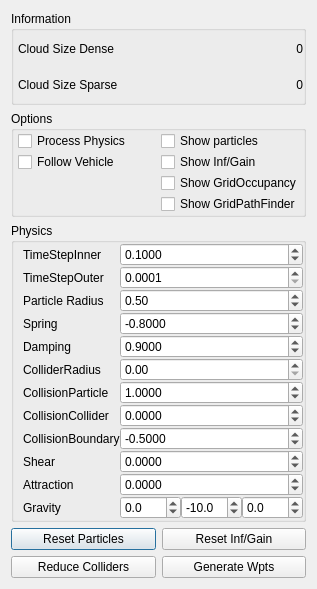
First picture: the form in basestation/flightplannerparticlesdialog.ui, repository wpfhtl/octocopter, before the edit.
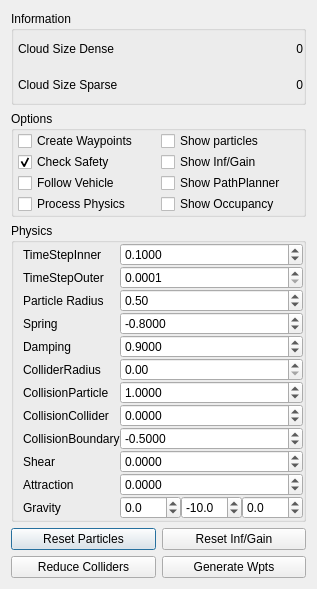
Second picture: the form after the edit.

Commit message: - better pcd downsampling - allow disabling wpt generation and checking - adjust code to new vehicle geometry

What changed in the file:
```diff
--- a/basestation/flightplannerparticlesdialog.ui
+++ b/basestation/flightplannerparticlesdialog.ui
@@ -99,13 +99,20 @@
       <property name="spacing">
        <number>1</number>
       </property>
+      <item row="1" column="0">
+       <widget class="QCheckBox" name="mChkBoxCheckWayPointSafety">
+        <property name="text">
+         <string>Check Safety</string>
+        </property>
+        <property name="checked">
+         <bool>true</bool>
+        </property>
+       </widget>
+      </item>
       <item row="0" column="0">
-       <widget class="QCheckBox" name="mChkBoxProcessPhysics">
+       <widget class="QCheckBox" name="mChkBoxCreateWayPoints">
         <property name="text">
-         <string>Process Physics</string>
-        </property>
-        <property name="checked">
-         <bool>false</bool>
+         <string>Create Waypoints</string>
         </property>
        </widget>
       </item>
@@ -119,20 +126,6 @@
         </property>
        </widget>
       </item>
-      <item row="1" column="0">
-       <widget class="QCheckBox" name="mChkBoxFollowVehicle">
-        <property name="text">
-         <string>Follow Vehicle</string>
-        </property>
-       </widget>
-      </item>
-      <item row="2" column="1">
-       <widget class="QCheckBox" name="mChkBoxRenderGridOccupancy">
-        <property name="text">
-         <string>Show GridOccupancy</string>
-        </property>
-       </widget>
-      </item>
       <item row="1" column="1">
        <widget class="QCheckBox" name="mChkBoxRenderInformationGain">
         <property name="text">
@@ -143,10 +136,34 @@
         </property>
        </widget>
       </item>
+      <item row="2" column="0">
+       <widget class="QCheckBox" name="mChkBoxFollowVehicle">
+        <property name="text">
+         <string>Follow Vehicle</string>
+        </property>
+       </widget>
+      </item>
       <item row="3" column="1">
+       <widget class="QCheckBox" name="mChkBoxRenderGridOccupancy">
+        <property name="text">
+         <string>Show Occupancy</string>
+        </property>
+       </widget>
+      </item>
+      <item row="2" column="1">
        <widget class="QCheckBox" name="mChkBoxRenderGridPathPlanner">
         <property name="text">
-         <string>Show GridPathFinder</string>
+         <string>Show PathPlanner</string>
+        </property>
+       </widget>
+      </item>
+      <item row="3" column="0">
+       <widget class="QCheckBox" name="mChkBoxProcessPhysics">
+        <property name="text">
+         <string>Process Physics</string>
+        </property>
+        <property name="checked">
+         <bool>false</bool>
         </property>
        </widget>
       </item>
```
Left out of the diff: 6 changed lines with no effect on the pictures. The commit also changes 10 other files.
